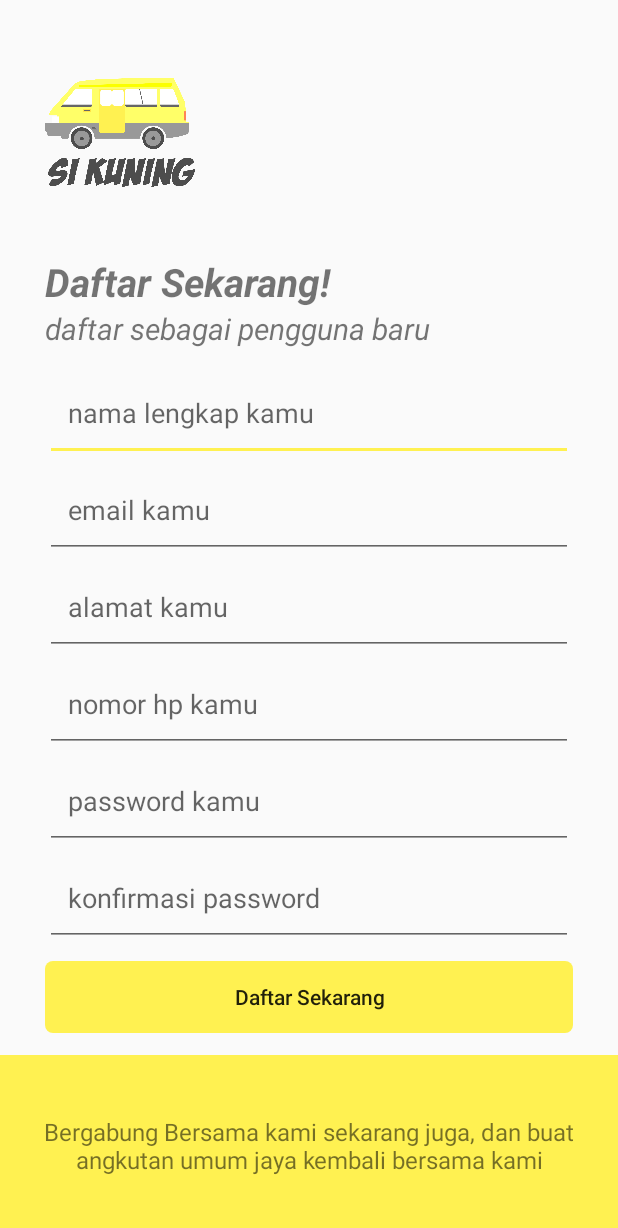
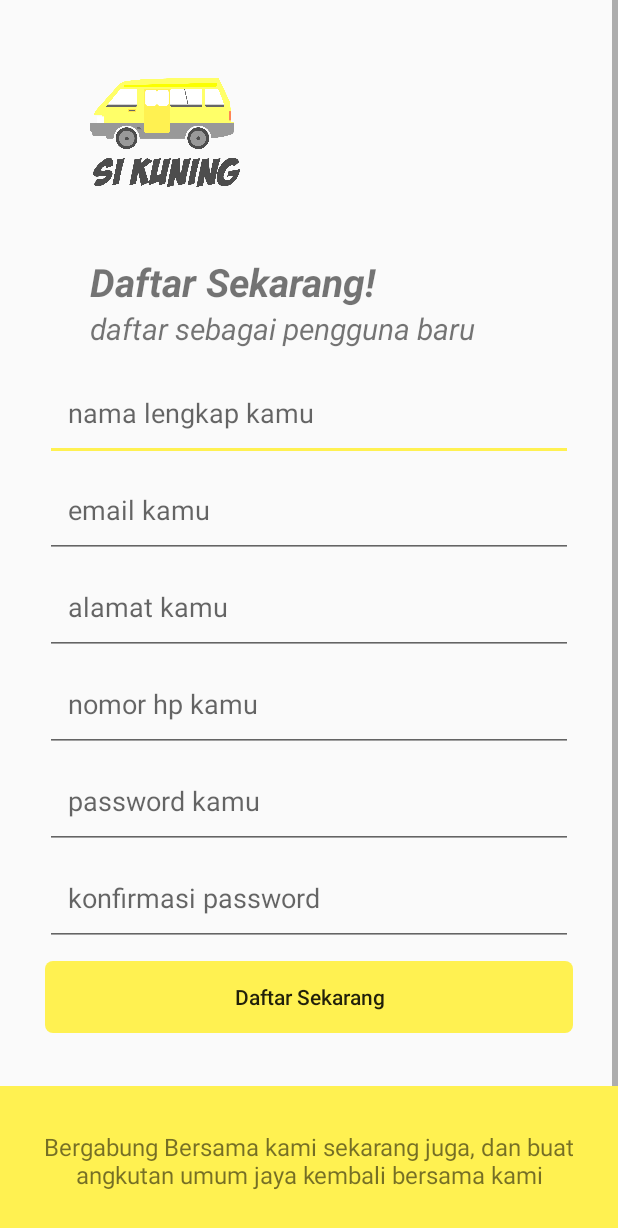
Before and after one commit to rachmadbagas/sikuning, an Android app: the RegisterActivity screen opened directly, with no data from a screen before it, on a phone screen of 412 x 824 dp. Shown: the top 1228 px of the screen. Run offline under Robolectric (Android 15) with nearby library versions, the light colour scheme and no system bars.

Commit message:
scrollllll beybeh

```diff
--- a/app/build.gradle
+++ b/app/build.gradle
@@ -31,4 +31,5 @@ dependencies {
 
     implementation 'com.squareup.retrofit2:retrofit:2.6.0'
     implementation 'com.squareup.retrofit2:converter-gson:2.6.0'
+    implementation 'com.android.support:recyclerview-v7:27.1.1'
 }
--- a/app/src/main/AndroidManifest.xml
+++ b/app/src/main/AndroidManifest.xml
@@ -3,7 +3,6 @@
     package="io.jagoketik.sikuning">
 
     <uses-permission android:name="android.permission.INTERNET" />
-
     <uses-permission android:name="android.permission.ACCESS_FINE_LOCATION" />
 
     <application
@@ -13,7 +12,7 @@
         android:roundIcon="@mipmap/ic_launcher_round"
         android:supportsRtl="true"
         android:theme="@style/AppTheme">
-
+        <activity android:name=".info_angkot"></activity>
         <!--
              The API key for Google Maps-based APIs is defined as a string resource.
              (See the file "res/values/google_maps_api.xml").
@@ -28,18 +27,20 @@
 
         <activity
             android:name=".order_alternate"
-            android:label="@string/title_activity_order_alternate">
-
-        </activity>
+            android:label="@string/title_activity_order_alternate"
+            android:screenOrientation="portrait"></activity>
         <activity android:name=".order" />
         <activity
             android:name=".MainMenuActivity"
+            android:screenOrientation="portrait"
             android:theme="@style/AppTheme" />
         <activity
             android:name=".RegisterActivity"
+            android:screenOrientation="portrait"
             android:theme="@style/AppTheme" />
         <activity
             android:name=".LoginActivity"
+            android:screenOrientation="portrait"
             android:theme="@style/AppTheme">
             <intent-filter>
                 <action android:name="android.intent.action.MAIN" />
--- /dev/null
+++ b/app/src/main/java/io/jagoketik/sikuning/info_angkot.java
@@ -0,0 +1,13 @@
+package io.jagoketik.sikuning;
+
+import android.support.v7.app.AppCompatActivity;
+import android.os.Bundle;
+
+public class info_angkot extends AppCompatActivity {
+
+    @Override
+    protected void onCreate(Bundle savedInstanceState) {
+        super.onCreate(savedInstanceState);
+        setContentView(R.layout.activity_info_angkot);
+    }
+}
--- /dev/null
+++ b/app/src/main/res/layout/activity_info_angkot.xml
@@ -0,0 +1,13 @@
+<?xml version="1.0" encoding="utf-8"?>
+<LinearLayout xmlns:android="http://schemas.android.com/apk/res/android"
+    xmlns:app="http://schemas.android.com/apk/res-auto"
+    xmlns:tools="http://schemas.android.com/tools"
+    android:layout_width="match_parent"
+    android:layout_height="match_parent"
+    tools:context=".info_angkot">
+
+    <android.support.v7.widget.RecyclerView
+        android:layout_width="match_parent"
+        android:layout_height="match_parent">
+    </android.support.v7.widget.RecyclerView>
+</LinearLayout>
--- a/app/src/main/res/layout/activity_register.xml
+++ b/app/src/main/res/layout/activity_register.xml
@@ -1,81 +1,40 @@
 <?xml version="1.0" encoding="utf-8"?>
-<LinearLayout xmlns:android="http://schemas.android.com/apk/res/android"
+<RelativeLayout xmlns:android="http://schemas.android.com/apk/res/android"
     xmlns:app="http://schemas.android.com/apk/res-auto"
     xmlns:tools="http://schemas.android.com/tools"
+    android:id="@+id/regisContainer"
     android:layout_width="match_parent"
     android:layout_height="match_parent"
     android:orientation="vertical"
-    tools:context=".LoginActivity"
-    android:id="@+id/regisContainer">
+    tools:context=".LoginActivity">
 
-    <LinearLayout
+
+    <ScrollView
+        android:id="@+id/fragment1"
         android:layout_width="match_parent"
-        android:layout_height="wrap_content"
-        android:orientation="vertical"
-        android:paddingHorizontal="30dp"
-        android:paddingTop="40dp">
+        android:layout_height="match_parent">
 
-        <GridLayout
-            android:layout_width="match_parent"
-            android:layout_height="wrap_content"
-            android:columnCount="1"
-            android:rowCount="1">
+    </ScrollView>
 
-            <ImageView android:src="@drawable/logo"
-                android:layout_columnWeight="1"
-                android:layout_height="100dp"
-                android:layout_width="100dp"
-                android:layout_gravity="left"
-                android:layout_marginBottom="30dp"/>
 
-        </GridLayout>
+    <RelativeLayout
+        android:layout_width="match_parent"
+        android:layout_height="100dp"
+        android:layout_alignParentBottom="true"
+        android:layout_gravity="bottom"
+        android:background="@color/kuning">
 
         <TextView
             android:layout_width="match_parent"
-            android:layout_height="wrap_content"
-            android:text="Daftar Sekarang!"
-            android:textStyle="italic|bold"
-            android:textSize="26dp"/>
+            android:layout_height="match_parent"
+            android:layout_columnSpan="2"
+            android:layout_alignParentBottom="true"
+            android:layout_marginHorizontal="20dp"
+            android:gravity="center"
+            android:text="Bergabung Bersama kami sekarang juga, dan buat angkutan umum jaya kembali bersama kami"
+            android:textSize="16dp" />
 
-        <TextView
-            android:layout_width="match_parent"
-            android:layout_height="wrap_content"
-            android:text="daftar sebagai pengguna baru"
-            android:textStyle="italic"
-            android:textSize="20dp"/>
+    </RelativeLayout>
 
-    </LinearLayout>
 
-    <LinearLayout
-        android:id="@+id/fragment1"
-        android:layout_width="match_parent"
-        android:layout_height="wrap_content"
-        android:orientation="vertical"
-        >
-
-    </LinearLayout>
-    <LinearLayout
-        android:layout_width="match_parent"
-        android:layout_height="match_parent"
-        android:orientation="vertical"
-        android:gravity="bottom">
-
-        <GridLayout
-            android:layout_width="match_parent"
-            android:layout_height="wrap_content"
-            android:background="@color/kuning"
-            android:columnCount="2"
-            android:rowCount="1"
-            android:layout_gravity="center"
-            android:paddingVertical="40dp"
-            android:paddingHorizontal="20dp">
-
-            <TextView
-                android:textSize="16dp"
-                android:text="Bergabung Bersama kami sekarang juga, dan buat angkutan umum jaya kembali bersama kami"
-                android:layout_columnSpan="2" android:gravity="center"/>
-
-        </GridLayout>
-    </LinearLayout>
-
-</LinearLayout>
+</RelativeLayout>
--- a/app/src/main/res/layout/fragment_registration.xml
+++ b/app/src/main/res/layout/fragment_registration.xml
@@ -9,6 +9,46 @@
     tools:context=".LoginActivity"
     android:paddingHorizontal="30dp">
 
+
+        <LinearLayout
+            android:layout_width="match_parent"
+            android:layout_height="wrap_content"
+            android:orientation="vertical"
+            android:paddingHorizontal="30dp"
+            android:paddingTop="40dp">
+
+                <GridLayout
+                    android:layout_width="match_parent"
+                    android:layout_height="wrap_content"
+                    android:columnCount="1"
+                    android:rowCount="1">
+
+                        <ImageView
+                            android:layout_width="100dp"
+                            android:layout_height="100dp"
+                            android:layout_columnWeight="1"
+                            android:layout_gravity="left"
+                            android:layout_marginBottom="30dp"
+                            android:src="@drawable/logo" />
+
+                </GridLayout>
+
+                <TextView
+                    android:layout_width="match_parent"
+                    android:layout_height="wrap_content"
+                    android:text="Daftar Sekarang!"
+                    android:textSize="26dp"
+                    android:textStyle="italic|bold" />
+
+                <TextView
+                    android:layout_width="match_parent"
+                    android:layout_height="wrap_content"
+                    android:text="daftar sebagai pengguna baru"
+                    android:textSize="20dp"
+                    android:textStyle="italic" />
+
+
+        </LinearLayout>
         <EditText
             android:id="@+id/nameET"
             android:layout_width="match_parent"
@@ -76,4 +116,9 @@
             android:shadowRadius="5"
             style="?android:attr/borderlessButtonStyle"/>
 
+        <TextView
+            android:layout_width="match_parent"
+            android:layout_height="wrap_content"
+            android:layout_marginTop="150dp"/>
+
     </LinearLayout>
```
